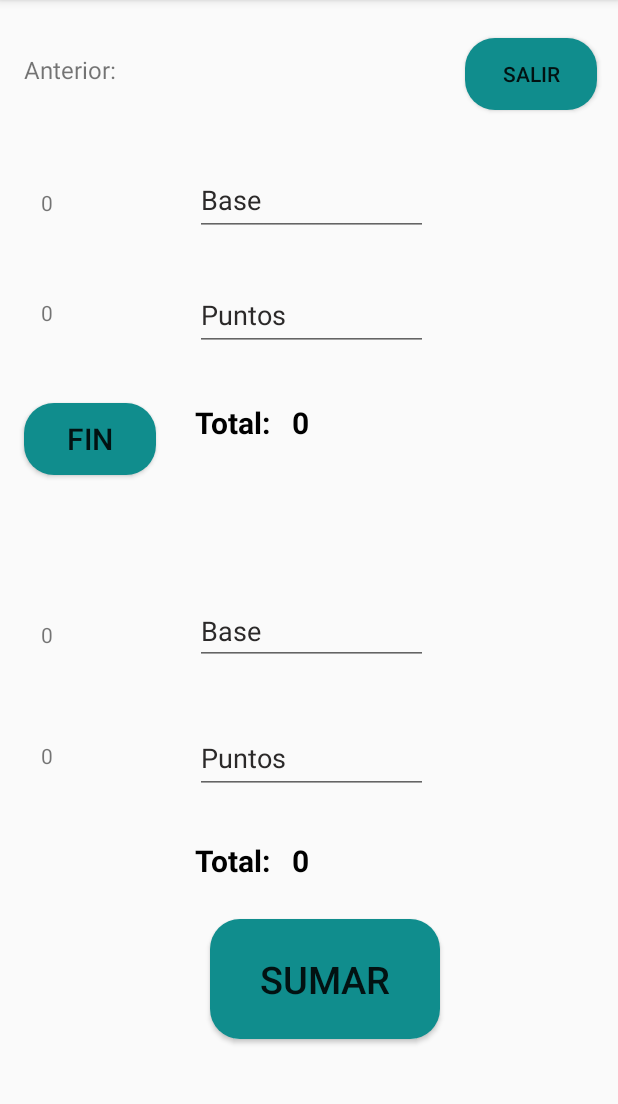
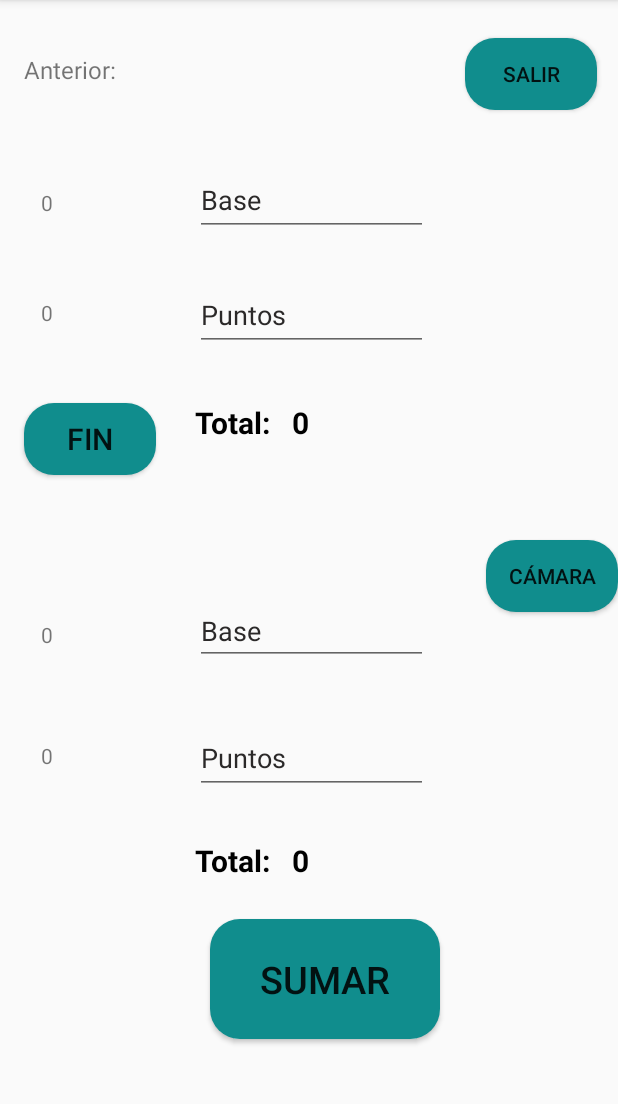
Before and after one commit to NicoBer28/App-Puntaje-Buraco, an Android app built with Jetpack Compose: the PuntajeFragment screen opened through its navigation route, on a phone screen of 412 x 824 dp, the part 84-1188 px from its top. Run offline under Robolectric (Android 15) with nearby library versions, the phone set to English and light mode, and no system bars; our stand-ins replace Firebase (no records; nobody signed in at launch, a user with empty details on screens opened directly), navigation-ui; libraries missing offline, so code that uses them is left out: org.opencv.android; 1 statement that could not run was skipped.

Commit message:
Implementación cámara

```diff
--- a/app/src/main/AndroidManifest.xml
+++ b/app/src/main/AndroidManifest.xml
@@ -1,6 +1,12 @@
 <?xml version="1.0" encoding="utf-8"?>
 <manifest xmlns:android="http://schemas.android.com/apk/res/android"
     xmlns:tools="http://schemas.android.com/tools">
+
+    <!-- Permisos necesarios para acceder a la cámara y almacenamiento -->
+    <uses-permission android:name="android.permission.CAMERA" />
+    <uses-permission android:name="android.permission.WRITE_EXTERNAL_STORAGE" />
+    <uses-feature android:name="android.hardware.camera" android:required="true"/>
+    <uses-feature android:name="android.hardware.camera.autofocus" android:required="true"/>
 
     <application
         android:allowBackup="true"
--- a/app/src/main/res/layout/fragment_puntaje.xml
+++ b/app/src/main/res/layout/fragment_puntaje.xml
@@ -309,6 +309,16 @@
             app:layout_constraintBottom_toBottomOf="parent"
             app:layout_constraintStart_toStartOf="@+id/guideline3" />
 
+        <Button
+            android:id="@+id/btnCamara1"
+            android:layout_width="wrap_content"
+            android:layout_height="wrap_content"
+            android:background="@drawable/rounded_button"
+            android:text="Cámara"
+            app:layout_constraintBottom_toBottomOf="parent"
+            app:layout_constraintEnd_toEndOf="parent"
+            app:layout_constraintTop_toTopOf="parent" />
+
     </androidx.constraintlayout.widget.ConstraintLayout>
 
 </ScrollView>
--- a/settings.gradle
+++ b/settings.gradle
@@ -14,3 +14,4 @@ dependencyResolutionManagement {
 }
 rootProject.name = "Puntaje Buraco 2.0"
 include ':app'
+include ':opencv'
```
Also changed, not shown: app/build.gradle (+10 -8 lines), app/src/main/java/com/example/puntajeburaco20/Fragments/PuntajeFragment.kt (+52 -1 lines).
